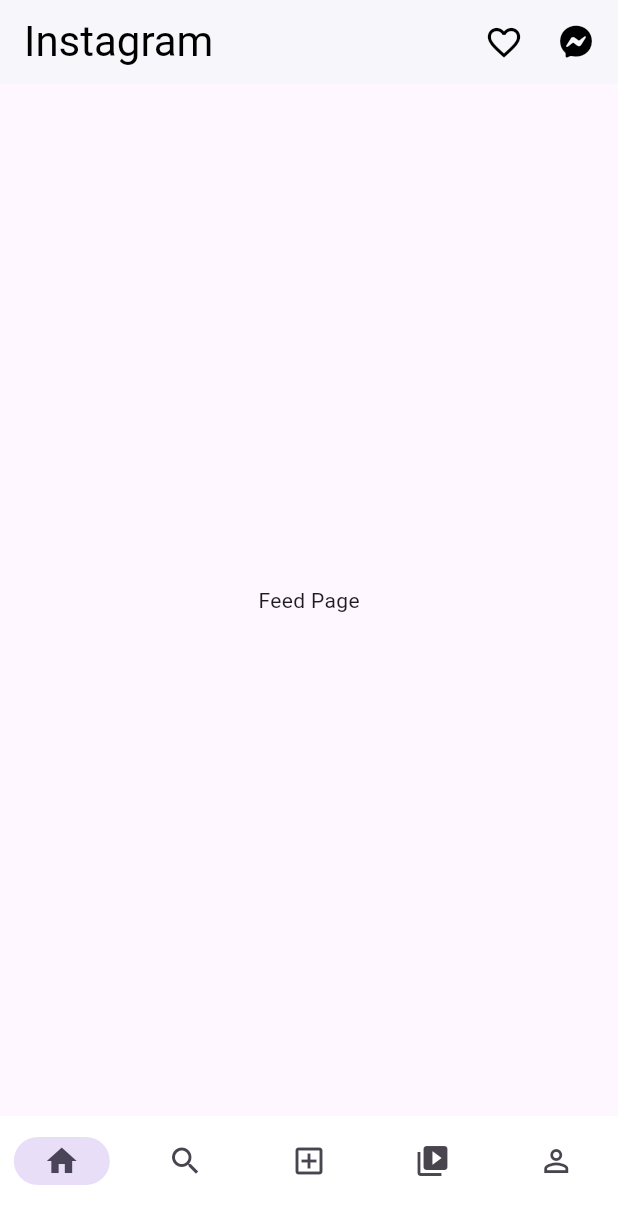
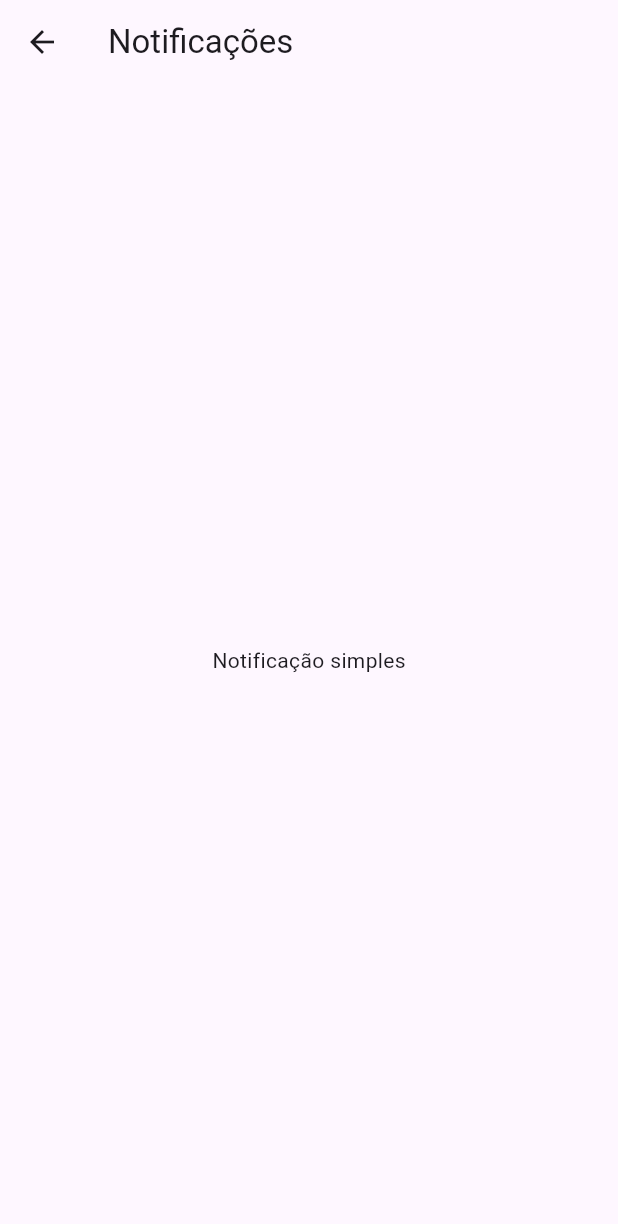
Before and after one commit to Lucasscheere/clone_instagram, a Flutter app: the screen it shows after launch, after a tap on the "favorite outline" icon, on a phone screen of 412 x 824 dp. Shown: the top 1224 px of the screen. Run offline on Flutter 3.47's test engine with Material 3 defaults, Android fonts, the phone set to English and light mode, and no system bars; our stand-ins replace font_awesome_flutter, google_fonts; Roboto replaces fonts that are missing (Satisfy).

Commit message:
feat buttons 'app_bar_feed' and pages 'messages' and 'notifications'

```diff
--- a/lib/main.dart
+++ b/lib/main.dart
@@ -15,16 +15,12 @@ class MyApp extends StatelessWidget {
     return MaterialApp(
       debugShowCheckedModeBanner: false,
       title: 'Clone Instagram',
-      routes: {
-        '/feed': (context) => const FeedPage(),
-        '/profile': (context) => const ProfilePage(),
-      },
       home: const MainPage(),
     );
   }
 }
 
-/// 🔹 Controlador principal — muda as páginas via bottom navigation
+/// 🔹 Controlador principal
 class MainPage extends StatefulWidget {
   const MainPage({super.key});
 
--- /dev/null
+++ b/lib/pages/notifications.dart
@@ -0,0 +1,15 @@
+import 'package:flutter/material.dart';
+
+class NotifictionsPage extends StatelessWidget {
+  const NotifictionsPage({super.key});
+
+  @override
+  Widget build(BuildContext context) {
+    return Scaffold(
+      appBar: AppBar(
+        title: Text('Notificações'),
+      ),
+      body: Center(child: Text('Notificação simples'),),
+    );
+  }
+}
--- a/lib/pages/profile.dart
+++ b/lib/pages/profile.dart
@@ -11,10 +11,7 @@ class ProfilePage extends StatelessWidget {
       appBar: AppBarProfile(),
       endDrawer: Drawer(),
       body: Column(
-        children: [
-          Text('Lucas Scheere'),
-          Text('Administração UVA')
-        ],
+        children: [Text('Lucas Scheere'), Text('Administração UVA')],
       ),
     );
   }
--- a/lib/widgets/app_bar_feed.dart
+++ b/lib/widgets/app_bar_feed.dart
@@ -1,6 +1,8 @@
 import 'package:flutter/material.dart';
 import 'package:font_awesome_flutter/font_awesome_flutter.dart';
 import 'package:google_fonts/google_fonts.dart';
+import 'package:clone_instagram/pages/notifications.dart';
+import 'package:clone_instagram/pages/messages.dart';
 
 class AppBarFeed extends StatelessWidget implements PreferredSizeWidget {
   const AppBarFeed({super.key});
@@ -13,20 +15,34 @@ class AppBarFeed extends StatelessWidget implements PreferredSizeWidget {
       centerTitle: false,
       title: Text(
         'Instagram',
-        style: GoogleFonts.satisfy(
-          fontSize: 28,
-          color: Colors.black,
-        ),
+        style: GoogleFonts.satisfy(fontSize: 28, color: Colors.black),
       ),
       actions: [
         IconButton(
-          icon: const Icon(Icons.favorite_border, size: 26, color: Colors.black),
-          onPressed: (){},
+          icon: const Icon(
+            Icons.favorite_border,
+            size: 26,
+            color: Colors.black,
+          ),
+          onPressed: () {
+            Navigator.push(
+              context,
+              MaterialPageRoute(builder: (context) => NotifictionsPage()),
+            );
+          },
         ),
         IconButton(
-          icon: const FaIcon(FontAwesomeIcons.facebookMessenger,
-              size: 22, color: Colors.black),
-          onPressed: (){},
+          icon: const FaIcon(
+            FontAwesomeIcons.facebookMessenger,
+            size: 22,
+            color: Colors.black,
+          ),
+          onPressed: () {
+            Navigator.push(
+              context,
+              MaterialPageRoute(builder: (context) => MessagesPage()),
+            );
+          },
         ),
         const SizedBox(width: 4),
       ],
--- a/lib/widgets/navigation_bar.dart
+++ b/lib/widgets/navigation_bar.dart
@@ -33,7 +33,11 @@ class NavigationBarCustom extends StatelessWidget {
           label: '',
         ),
         NavigationDestination(icon: Icon(Icons.video_library), label: ''),
-        NavigationDestination(icon: Icon(Icons.person_outline), selectedIcon: Icon(Icons.person), label: ''),
+        NavigationDestination(
+          icon: Icon(Icons.person_outline),
+          selectedIcon: Icon(Icons.person),
+          label: '',
+        ),
       ],
     );
   }
```
Also changed, not shown: lib/pages/messages.dart (added, +15 -0 lines).
